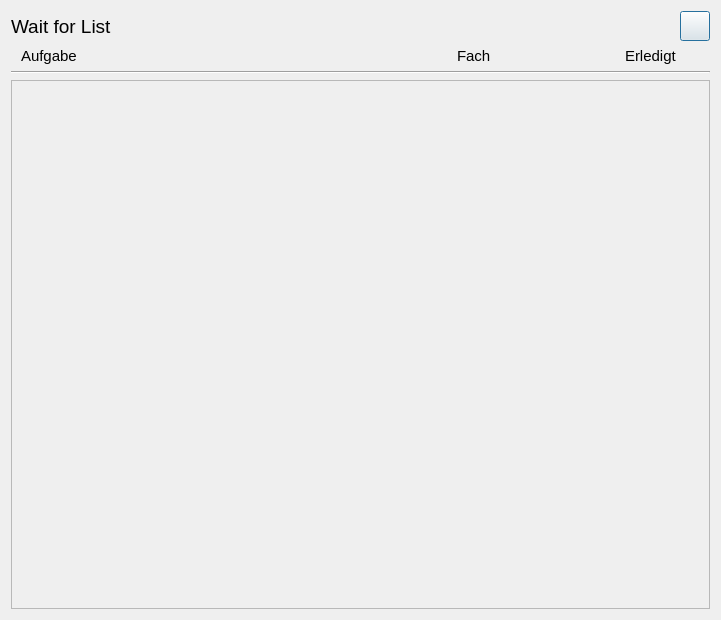
Above: waitfor.ui from orgnnice/OrgNNice before the change. Below: the same form after it.
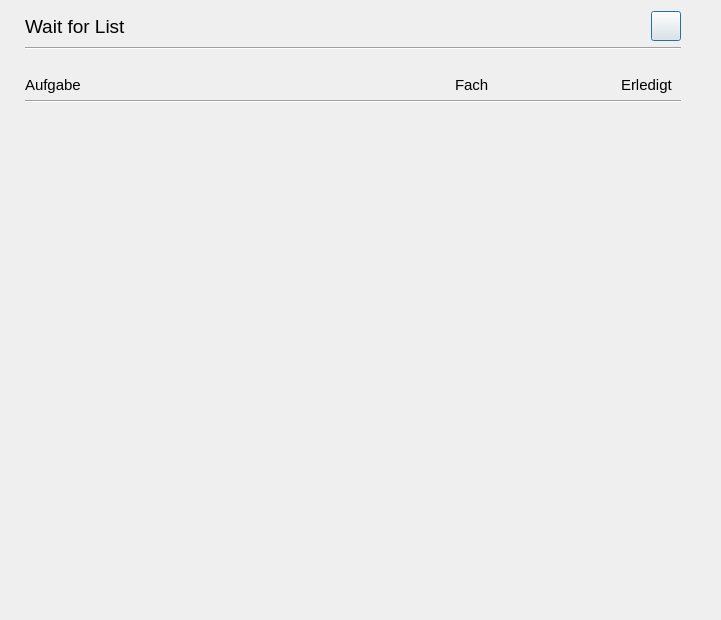
That is the form after the change. Icons and pictures are not drawn.

Commit message: todo and waitfor checkboxes, gui changes

The edit to the form file:
```diff
--- a/waitfor.ui
+++ b/waitfor.ui
@@ -23,6 +23,20 @@
    <enum>Qt::LeftToRight</enum>
   </property>
   <layout class="QVBoxLayout" name="verticalLayout">
+   <property name="leftMargin">
+    <number>0</number>
+   </property>
+   <property name="rightMargin">
+    <number>0</number>
+   </property>
+   <item>
+    <layout class="QVBoxLayout" name="verticalLayout_3">
+     <property name="leftMargin">
+      <number>25</number>
+     </property>
+     <property name="rightMargin">
+      <number>40</number>
+     </property>
    <item>
     <layout class="QHBoxLayout" name="horizontalLayout_12">
      <item>
@@ -86,13 +100,23 @@
      </item>
     </layout>
    </item>
+     <item>
+      <widget class="Line" name="line">
+       <property name="orientation">
+        <enum>Qt::Horizontal</enum>
+       </property>
+      </widget>
+     </item>
    <item>
     <layout class="QHBoxLayout" name="horizontalLayout_11">
      <property name="leftMargin">
-      <number>10</number>
+        <number>0</number>
+       </property>
+       <property name="topMargin">
+        <number>20</number>
      </property>
      <property name="rightMargin">
-      <number>25</number>
+        <number>0</number>
      </property>
      <item>
       <widget class="QLabel" name="label_30">
@@ -169,14 +193,22 @@
     </layout>
    </item>
    <item>
-    <widget class="Line" name="line">
+      <widget class="Line" name="line_2">
      <property name="orientation">
       <enum>Qt::Horizontal</enum>
      </property>
     </widget>
+     </item>
+    </layout>
    </item>
    <item>
     <widget class="QScrollArea" name="scrollArea">
+     <property name="frameShape">
+      <enum>QFrame::NoFrame</enum>
+     </property>
+     <property name="frameShadow">
+      <enum>QFrame::Plain</enum>
+     </property>
      <property name="widgetResizable">
       <bool>true</bool>
      </property>
@@ -185,11 +217,24 @@
        <rect>
         <x>0</x>
         <y>0</y>
-        <width>697</width>
-        <height>516</height>
+        <width>721</width>
+        <height>499</height>
        </rect>
       </property>
-      <layout class="QVBoxLayout" name="verticalLayout_2"/>
+      <layout class="QVBoxLayout" name="verticalLayout_2">
+       <property name="leftMargin">
+        <number>25</number>
+       </property>
+       <property name="topMargin">
+        <number>0</number>
+       </property>
+       <property name="rightMargin">
+        <number>25</number>
+       </property>
+       <property name="bottomMargin">
+        <number>0</number>
+       </property>
+      </layout>
      </widget>
     </widget>
    </item>
```
Lines whose indentation alone changed are shown as unchanged. The commit also changes 9 other files.
